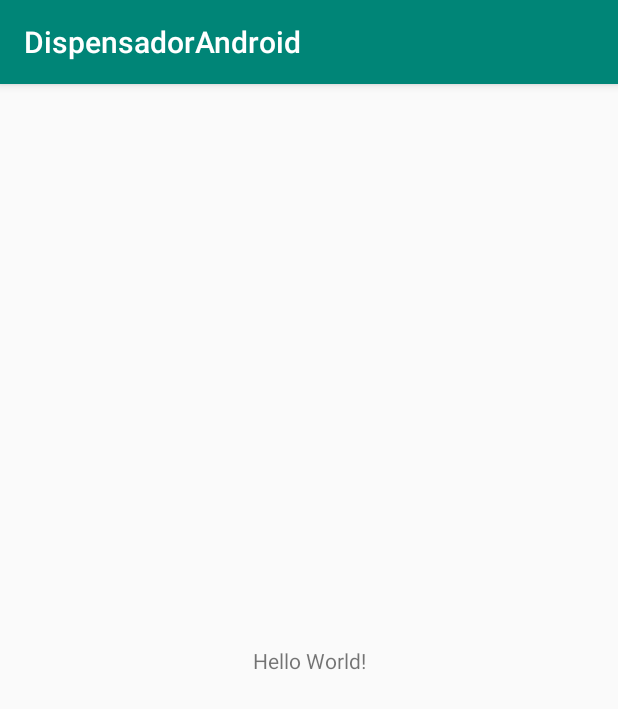
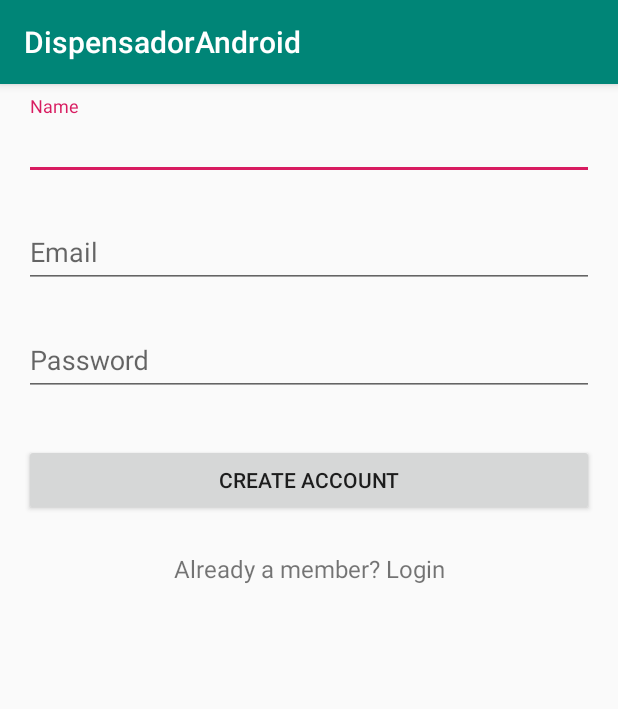
Before and after one commit to IntegradoraDispensador/Dispensador, an Android app: the screen it shows after launch (MainActivity), on a phone screen of 412 x 824 dp. Shown: the top 709 px of the screen. Run offline under Robolectric (Android 15) with nearby library versions, the phone set to English and light mode, and no system bars.

Commit message:
diseño basico registro

```diff
--- a/Android/app/src/main/res/layout/activity_main.xml
+++ b/Android/app/src/main/res/layout/activity_main.xml
@@ -1,18 +1,66 @@
 <?xml version="1.0" encoding="utf-8"?>
-<androidx.constraintlayout.widget.ConstraintLayout xmlns:android="http://schemas.android.com/apk/res/android"
-    xmlns:app="http://schemas.android.com/apk/res-auto"
-    xmlns:tools="http://schemas.android.com/tools"
+<LinearLayout xmlns:android="http://schemas.android.com/apk/res/android"
     android:layout_width="match_parent"
     android:layout_height="match_parent"
-    tools:context=".MainActivity">
+    android:paddingLeft="16dp"
+    android:paddingRight="16dp"
+    android:orientation="vertical" >
 
-    <TextView
-        android:layout_width="wrap_content"
+    <android.support.design.widget.TextInputLayout
+        android:layout_width="match_parent"
         android:layout_height="wrap_content"
-        android:text="Hello World!"
-        app:layout_constraintBottom_toBottomOf="parent"
-        app:layout_constraintLeft_toLeftOf="parent"
-        app:layout_constraintRight_toRightOf="parent"
-        app:layout_constraintTop_toTopOf="parent" />
+        android:layout_marginTop="8dp"
+        android:layout_marginBottom="8dp">
+        <EditText android:id="@+id/input_name"
+            android:layout_width="match_parent"
+            android:layout_height="wrap_content"
+            android:inputType="textCapWords"
+            android:hint="Name" />
+    </android.support.design.widget.TextInputLayout>
 
-</androidx.constraintlayout.widget.ConstraintLayout>
+    <!-- Email Label -->
+    <android.support.design.widget.TextInputLayout
+        android:layout_width="match_parent"
+        android:layout_height="wrap_content"
+        android:layout_marginTop="8dp"
+        android:layout_marginBottom="8dp">
+        <EditText android:id="@+id/input_email"
+            android:layout_width="match_parent"
+            android:layout_height="wrap_content"
+            android:inputType="textEmailAddress"
+            android:hint="Email" />
+    </android.support.design.widget.TextInputLayout>
+
+    <!-- Password Label -->
+    <android.support.design.widget.TextInputLayout
+        android:layout_width="match_parent"
+        android:layout_height="wrap_content"
+        android:layout_marginTop="8dp"
+        android:layout_marginBottom="8dp">
+        <EditText android:id="@+id/input_password"
+            android:layout_width="match_parent"
+            android:layout_height="wrap_content"
+            android:inputType="textPassword"
+            android:hint="Password"/>
+    </android.support.design.widget.TextInputLayout>
+
+    <!-- Signup Button -->
+    <android.support.v7.widget.AppCompatButton
+        android:id="@+id/btn_signup"
+        android:layout_width="fill_parent"
+        android:layout_height="wrap_content"
+        android:layout_marginTop="24dp"
+        android:layout_marginBottom="24dp"
+        android:padding="12dp"
+        android:text="Create Account"/>
+
+    <TextView android:id="@+id/link_login"
+        android:layout_width="fill_parent"
+        android:layout_height="wrap_content"
+        android:layout_marginBottom="24dp"
+        android:text="Already a member? Login"
+        android:gravity="center"
+        android:textSize="16dip"/>
+
+
+</LinearLayout>
```
